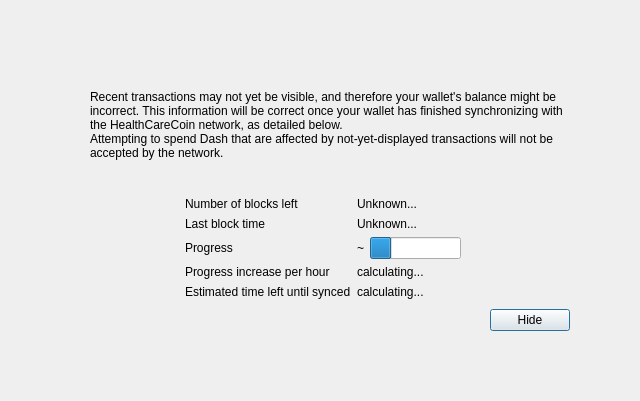
This is src/qt/forms/modaloverlay.ui in hcccrypto/hcc as Qt 5 draws it before an edit. The edited form follows.
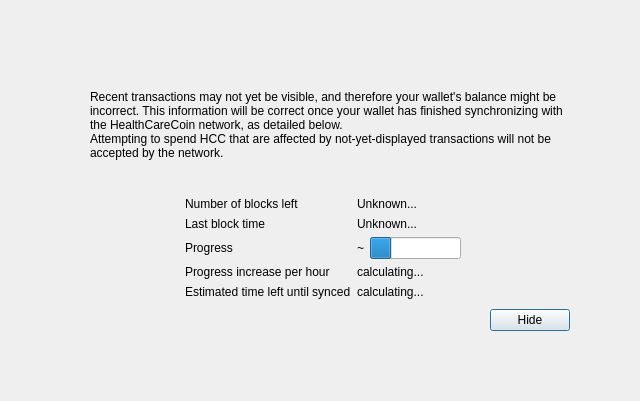
This is the edited form. Custom widgets are drawn as their Qt base class.

What changed in the file:
```diff
--- a/src/qt/forms/modaloverlay.ui
+++ b/src/qt/forms/modaloverlay.ui
@@ -124,7 +124,7 @@
              <item>
               <widget class="QLabel" name="infoTextStrong">
                <property name="text">
-                <string>Attempting to spend Dash that are affected by not-yet-displayed transactions will not be accepted by the network.</string>
+                <string>Attempting to spend HCC that are affected by not-yet-displayed transactions will not be accepted by the network.</string>
                </property>
                <property name="textFormat">
                 <enum>Qt::RichText</enum>
```
